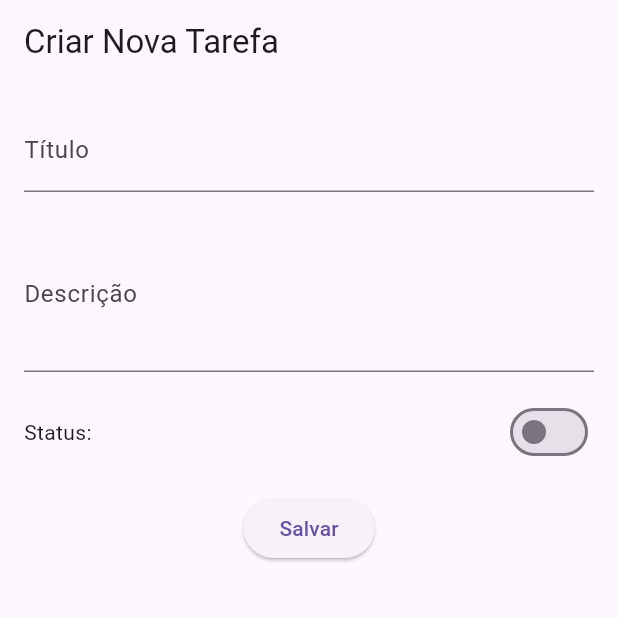
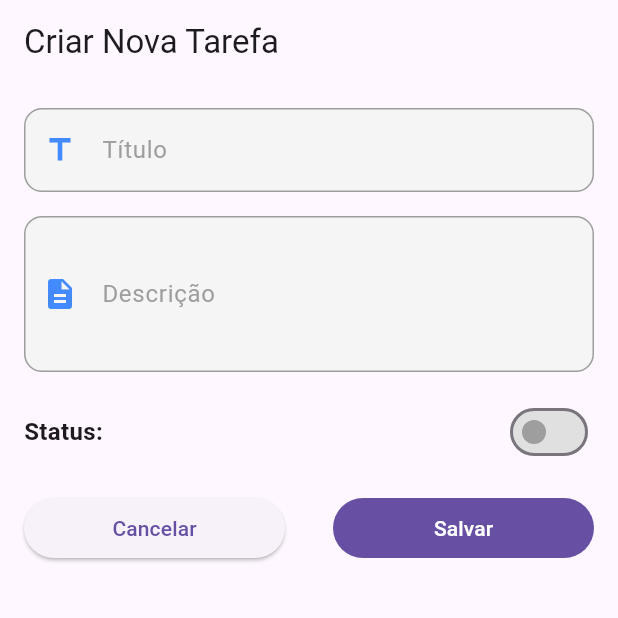
Before and after one commit to leandrorochaadm/gerenciador_tarefas, a Flutter app: the screen it shows after launch, after a tap on the "add" icon, on a phone screen of 412 x 824 dp, the top half of it. Run offline on Flutter 3.47's test engine with Material 3 defaults, Android fonts, the phone set to English and light mode, and no system bars; our stand-ins replace get_it, shared_preferences.

Commit message:
adjust style CreateOrEditTodoPage

```diff
--- a/lib/presentation/pages/create_or_edit_todo_page.dart
+++ b/lib/presentation/pages/create_or_edit_todo_page.dart
@@ -30,8 +30,41 @@ class CreateOrEditTodoPage extends StatelessWidget {
                   initialValue: formState.title,
                   decoration: InputDecoration(
                     labelText: 'Título',
+                    labelStyle:
+                        const TextStyle(fontSize: 16, color: Colors.grey),
+                    hintText: 'Digite o título da tarefa',
+                    hintStyle: const TextStyle(color: Colors.grey),
                     errorText: formState.titleError,
+                    errorStyle:
+                        const TextStyle(color: Colors.redAccent, fontSize: 14),
+                    prefixIcon:
+                        const Icon(Icons.title, color: Colors.blueAccent),
+                    enabledBorder: OutlineInputBorder(
+                      borderRadius: BorderRadius.circular(12),
+                      borderSide:
+                          const BorderSide(color: Colors.grey, width: 1),
                     ),
+                    focusedBorder: OutlineInputBorder(
+                      borderRadius: BorderRadius.circular(12),
+                      borderSide:
+                          const BorderSide(color: Colors.blueAccent, width: 2),
+                    ),
+                    errorBorder: OutlineInputBorder(
+                      borderRadius: BorderRadius.circular(12),
+                      borderSide:
+                          const BorderSide(color: Colors.redAccent, width: 2),
+                    ),
+                    focusedErrorBorder: OutlineInputBorder(
+                      borderRadius: BorderRadius.circular(12),
+                      borderSide:
+                          const BorderSide(color: Colors.redAccent, width: 2),
+                    ),
+                    filled: true,
+                    fillColor: Colors.grey[100],
+                    contentPadding: const EdgeInsets.symmetric(
+                        vertical: 16, horizontal: 16),
+                  ),
+                  style: const TextStyle(fontSize: 16, color: Colors.black),
                 ),
                 const SizedBox(height: 16),
                 TextFormField(
@@ -39,23 +72,76 @@ class CreateOrEditTodoPage extends StatelessWidget {
                   initialValue: formState.description,
                   decoration: InputDecoration(
                     labelText: 'Descrição',
+                    labelStyle:
+                        const TextStyle(fontSize: 16, color: Colors.grey),
+                    hintText: 'Digite a descrição aqui',
+                    hintStyle: const TextStyle(color: Colors.grey),
                     errorText: formState.descriptionError,
+                    errorStyle: const TextStyle(color: Colors.redAccent),
+                    prefixIcon:
+                        const Icon(Icons.description, color: Colors.blueAccent),
+                    enabledBorder: OutlineInputBorder(
+                      borderRadius: BorderRadius.circular(12),
+                      borderSide:
+                          const BorderSide(color: Colors.grey, width: 1),
                     ),
+                    focusedBorder: OutlineInputBorder(
+                      borderRadius: BorderRadius.circular(12),
+                      borderSide:
+                          const BorderSide(color: Colors.blueAccent, width: 2),
+                    ),
+                    errorBorder: OutlineInputBorder(
+                      borderRadius: BorderRadius.circular(12),
+                      borderSide:
+                          const BorderSide(color: Colors.redAccent, width: 2),
+                    ),
+                    focusedErrorBorder: OutlineInputBorder(
+                      borderRadius: BorderRadius.circular(12),
+                      borderSide:
+                          const BorderSide(color: Colors.redAccent, width: 2),
+                    ),
+                    filled: true,
+                    fillColor: Colors.grey[100],
+                    contentPadding: const EdgeInsets.symmetric(
+                        vertical: 16, horizontal: 16),
+                  ),
+                  style: const TextStyle(fontSize: 16, color: Colors.black),
                   maxLines: 3,
                 ),
                 const SizedBox(height: 16),
                 Row(
                   mainAxisAlignment: MainAxisAlignment.spaceBetween,
                   children: [
-                    const Text('Status:'),
-                    Switch(
+                    const Text(
+                      'Status:',
+                      style:
+                          TextStyle(fontSize: 16, fontWeight: FontWeight.bold),
+                    ),
+                    Switch.adaptive(
                       value: formState.isDone,
                       onChanged: controller.toggleIsDone,
+                      activeColor: Colors.green,
+                      activeTrackColor: Colors.greenAccent,
+                      inactiveThumbColor: Colors.grey,
+                      inactiveTrackColor: Colors.grey[300],
                     ),
                   ],
                 ),
                 const SizedBox(height: 16),
-                ElevatedButton(
+                Row(
+                  mainAxisAlignment: MainAxisAlignment.spaceAround,
+                  children: [
+                    Expanded(
+                      child: ElevatedButton(
+                        onPressed: () async {
+                          navigateToCreateOrEditTodoPage(context);
+                        },
+                        child: const Text('Cancelar'),
+                      ),
+                    ),
+                    const SizedBox(width: 32),
+                    Expanded(
+                      child: FilledButton(
                         onPressed: () async {
                           await controller.submit();
                           if (controller.isFormValid) {
@@ -70,6 +156,9 @@ class CreateOrEditTodoPage extends StatelessWidget {
                           }
                         },
                         child: Text(controller.buttonSubmitText),
+                      ),
+                    ),
+                  ],
                 ),
               ],
             );
```
Lines whose indentation alone changed are shown as unchanged.
